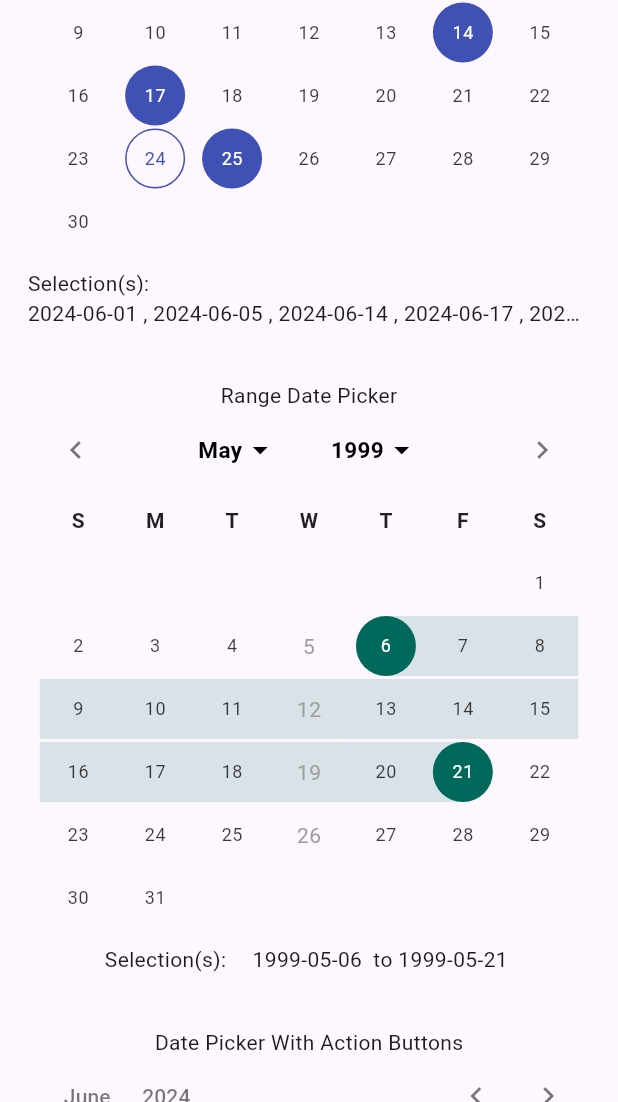
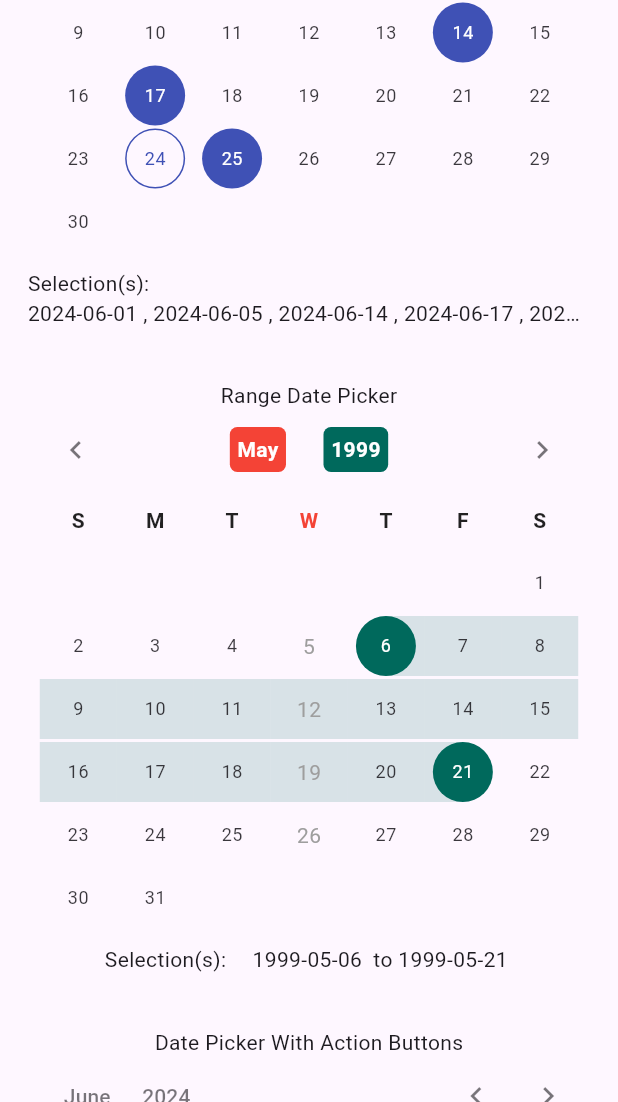
Before and after one commit to theideasaler/calendar_date_picker2, a Flutter app: the screen it shows after launch, scrolled down 576 dp, on a phone screen of 412 x 824 dp, the part 134-1236 px from its top. Run offline on Flutter 3.47's test engine with Material 3 defaults, Android fonts, the phone set to English and light mode, and no system bars.

Commit message:
feat: add weekdayLabelBuilder & modePickerBuilder

```diff
--- a/example/lib/main.dart
+++ b/example/lib/main.dart
@@ -488,6 +488,14 @@ class _MyHomePageState extends State<MyHomePage> {
       ),
       centerAlignModePicker: true,
       useAbbrLabelForMonthModePicker: true,
+      modePickerTextHandler: ({required monthDate, isMonthPicker}) {
+        if (isMonthPicker ?? false) {
+          // Custom month picker text
+          return '${getLocaleShortMonthFormat(const Locale('en')).format(monthDate)} C';
+        }
+
+        return null;
+      },
       firstDate: DateTime(DateTime.now().year - 2, DateTime.now().month - 1,
           DateTime.now().day - 5),
       lastDate: DateTime(DateTime.now().year + 3, DateTime.now().month + 2,
@@ -715,6 +723,42 @@ class _MyHomePageState extends State<MyHomePage> {
         fontWeight: FontWeight.bold,
       ),
       dynamicCalendarRows: true,
+      modePickerBuilder: ({required monthDate, isMonthPicker}) {
+        return Center(
+          child: Container(
+            padding: const EdgeInsets.all(5),
+            margin: const EdgeInsets.symmetric(horizontal: 5),
+            decoration: BoxDecoration(
+              color: isMonthPicker == true ? Colors.red : Colors.teal[800],
+              borderRadius: BorderRadius.circular(5),
+            ),
+            child: Text(
+              isMonthPicker == true
+                  ? getLocaleShortMonthFormat(const Locale('en'))
+                      .format(monthDate)
+                  : monthDate.year.toString(),
+              style: const TextStyle(
+                color: Colors.white,
+                fontWeight: FontWeight.bold,
+              ),
+            ),
+          ),
+        );
+      },
+      weekdayLabelBuilder: ({required weekday, isScrollViewTopHeader}) {
+        if (weekday == DateTime.wednesday) {
+          return const Center(
+            child: Text(
+              'W',
+              style: TextStyle(
+                color: Colors.red,
+                fontWeight: FontWeight.bold,
+              ),
+            ),
+          );
+        }
+        return null;
+      },
       disabledDayTextStyle:
           const TextStyle(color: Colors.grey, fontWeight: FontWeight.w400),
       selectableDayPredicate: (day) {
@@ -787,6 +831,27 @@ class _MyHomePageState extends State<MyHomePage> {
         fontWeight: FontWeight.bold,
       ),
       dynamicCalendarRows: true,
+      weekdayLabelBuilder: ({required weekday, isScrollViewTopHeader}) {
+        if (weekday == DateTime.wednesday && isScrollViewTopHeader != true) {
+          return const Center(
+            child: Text(
+              'W',
+              style: TextStyle(
+                color: Colors.red,
+                fontWeight: FontWeight.bold,
+              ),
+            ),
+          );
+        }
+        return null;
+      },
+      modePickerTextHandler: ({required monthDate, isMonthPicker}) {
+        if (isMonthPicker ?? false) {
+          return '${getLocaleShortMonthFormat(const Locale('en')).format(monthDate)} New';
+        }
+
+        return null;
+      },
       disabledDayTextStyle:
           const TextStyle(color: Colors.grey, fontWeight: FontWeight.w400),
       selectableDayPredicate: (day) {
--- a/lib/src/models/calendar_date_picker2_config.dart
+++ b/lib/src/models/calendar_date_picker2_config.dart
@@ -31,9 +31,10 @@ enum CalendarDatePicker2Mode {
   scroll,
 }
 
-/// Predicate to determine the text style for a day.
-typedef CalendarDayTextStylePredicate = TextStyle? Function({
-  required DateTime date,
+/// Custom builder for the weekday label widget
+typedef CalendarWeekdayLabelBuilder = Widget? Function({
+  required int weekday,
+  bool? isScrollViewTopHeader,
 });
 
 /// Custom builder for the day widget
@@ -66,17 +67,29 @@ typedef CalendarMonthBuilder = Widget? Function({
   bool? isCurrentMonth,
 });
 
-/// Handler for the text displayed in the mode picker
-typedef CalendarModePickerTextHandler = String? Function({
-  required DateTime monthDate,
-});
-
 /// Builder for the month and year in the scroll calendar view.
 typedef CalendarScrollViewMonthYearBuilder = Widget Function(
     DateTime monthDate);
 
+/// Builder for the mode picker widget
+///
+/// [isMonthPicker] will be true if function is called to build month picker
+typedef CalendarModePickerBuilder = Widget? Function(
+    {required DateTime monthDate, bool? isMonthPicker});
+
+/// Handler for the text displayed in the mode picker
+///
+/// [isMonthPicker] will be true if function is called for month picker text
+typedef CalendarModePickerTextHandler = String? Function(
+    {required DateTime monthDate, bool? isMonthPicker});
+
 /// Callback for the scroll calendar view on scrolling
-typedef CalendarScrollViewOnScrolling = Widget Function(double offset);
+typedef CalendarScrollViewOnScrolling = void Function(double offset);
+
+/// Predicate to determine the text style for a day.
+typedef CalendarDayTextStylePredicate = TextStyle? Function({
+  required DateTime date,
+});
 
 /// Predicate to determine whether a day should be selectable.
 typedef CalendarSelectableDayPredicate = bool Function(DateTime day);
@@ -97,6 +110,7 @@ class CalendarDatePicker2Config {
     CalendarDatePicker2Mode? calendarViewMode,
     this.weekdayLabels,
     this.weekdayLabelTextStyle,
+    this.weekdayLabelBuilder,
     this.firstDayOfWeek,
     this.controlsHeight,
     this.lastMonthIcon,
@@ -130,6 +144,7 @@ class CalendarDatePicker2Config {
     this.centerAlignModePicker,
     this.customModePickerIcon,
     this.modePickerTextHandler,
+    this.modePickerBuilder,
     this.selectedRangeDayTextStyle,
     this.rangeBidirectional,
     this.calendarViewScrollPhysics,
@@ -181,6 +196,9 @@ class CalendarDatePicker2Config {
 
   /// Custom text style for weekday labels
   final TextStyle? weekdayLabelTextStyle;
+
+  /// Function to provide full control over weekday label widget
+  final CalendarWeekdayLabelBuilder? weekdayLabelBuilder;
 
   /// Index of the first day of week, where 0 points to Sunday, and 6 points to Saturday.
   final int? firstDayOfWeek;
@@ -285,6 +303,9 @@ class CalendarDatePicker2Config {
   /// Function to control mode picker displayed text
   final CalendarModePickerTextHandler? modePickerTextHandler;
 
+  /// Custom builder for the mode picker widget
+  final CalendarModePickerBuilder? modePickerBuilder;
+
   /// Whether the range selection can be also made in reverse-chronological order.
   /// Only applicable when [calendarType] is [CalendarDatePicker2Type.range].
   final bool? rangeBidirectional;
@@ -351,6 +372,7 @@ class CalendarDatePicker2Config {
     CalendarDatePicker2Mode? calendarViewMode,
     List<String>? weekdayLabels,
     TextStyle? weekdayLabelTextStyle,
+    CalendarWeekdayLabelBuilder? weekdayLabelBuilder,
     int? firstDayOfWeek,
     double? controlsHeight,
     Widget? lastMonthIcon,
@@ -385,6 +407,7 @@ class CalendarDatePicker2Config {
     bool? centerAlignModePicker,
     Widget? customModePickerIcon,
     CalendarModePickerTextHandler? modePickerTextHandler,
+    CalendarModePickerBuilder? modePickerBuilder,
     bool? rangeBidirectional,
     ScrollPhysics? calendarViewScrollPhysics,
     Color? daySplashColor,
@@ -413,6 +436,7 @@ class CalendarDatePicker2Config {
       weekdayLabels: weekdayLabels ?? this.weekdayLabels,
       weekdayLabelTextStyle:
           weekdayLabelTextStyle ?? this.weekdayLabelTextStyle,
+      weekdayLabelBuilder: weekdayLabelBuilder ?? this.weekdayLabelBuilder,
       firstDayOfWeek: firstDayOfWeek ?? this.firstDayOfWeek,
       controlsHeight: controlsHeight ?? this.controlsHeight,
       lastMonthIcon: lastMonthIcon ?? this.lastMonthIcon,
@@ -459,6 +483,7 @@ class CalendarDatePicker2Config {
       customModePickerIcon: customModePickerIcon ?? this.customModePickerIcon,
       modePickerTextHandler:
           modePickerTextHandler ?? this.modePickerTextHandler,
+      modePickerBuilder: modePickerBuilder ?? this.modePickerBuilder,
       rangeBidirectional: rangeBidirectional ?? this.rangeBidirectional,
       calendarViewScrollPhysics:
           calendarViewScrollPhysics ?? this.calendarViewScrollPhysics,
@@ -504,6 +529,7 @@ class CalendarDatePicker2WithActionButtonsConfig
     CalendarDatePicker2Mode? calendarViewMode,
     List<String>? weekdayLabels,
     TextStyle? weekdayLabelTextStyle,
+    CalendarWeekdayLabelBuilder? weekdayLabelBuilder,
     int? firstDayOfWeek,
     double? controlsHeight,
     Widget? lastMonthIcon,
@@ -538,6 +564,7 @@ class CalendarDatePicker2WithActionButtonsConfig
     bool? centerAlignModePicker,
     Widget? customModePickerIcon,
     CalendarModePickerTextHandler? modePickerTextHandler,
+    CalendarModePickerBuilder? modePickerBuilder,
     bool? rangeBidirectional,
     ScrollPhysics? calendarViewScrollPhysics,
     Color? daySplashColor,
@@ -573,6 +600,7 @@ class CalendarDatePicker2WithActionButtonsConfig
           calendarViewMode: calendarViewMode,
           weekdayLabels: weekdayLabels,
           weekdayLabelTextStyle: weekdayLabelTextStyle,
+          weekdayLabelBuilder: weekdayLabelBuilder,
           firstDayOfWeek: firstDayOfWeek,
           controlsHeight: controlsHeight,
           lastMonthIcon: lastMonthIcon,
@@ -607,6 +635,7 @@ class CalendarDatePicker2WithActionButtonsConfig
           centerAlignModePicker: centerAlignModePicker,
           customModePickerIcon: customModePickerIcon,
           modePickerTextHandler: modePickerTextHandler,
+          modePickerBuilder: modePickerBuilder,
           rangeBidirectional: rangeBidirectional,
           calendarViewScrollPhysics: calendarViewScrollPhysics,
           daySplashColor: daySplashColor,
@@ -663,6 +692,7 @@ class CalendarDatePicker2WithActionButtonsConfig
     CalendarDatePicker2Mode? calendarViewMode,
     List<String>? weekdayLabels,
     TextStyle? weekdayLabelTextStyle,
+    CalendarWeekdayLabelBuilder? weekdayLabelBuilder,
     int? firstDayOfWeek,
     double? controlsHeight,
     Widget? lastMonthIcon,
@@ -697,6 +727,7 @@ class CalendarDatePicker2WithActionButtonsConfig
     bool? centerAlignModePicker,
     Widget? customModePickerIcon,
     CalendarModePickerTextHandler? modePickerTextHandler,
+    CalendarModePickerBuilder? modePickerBuilder,
     double? gapBetweenCalendarAndButtons,
     TextStyle? cancelButtonTextStyle,
     Widget? cancelButton,
@@ -734,6 +765,7 @@ class CalendarDatePicker2WithActionButtonsConfig
       weekdayLabels: weekdayLabels ?? this.weekdayLabels,
       weekdayLabelTextStyle:
           weekdayLabelTextStyle ?? this.weekdayLabelTextStyle,
+      weekdayLabelBuilder: weekdayLabelBuilder ?? this.weekdayLabelBuilder,
       firstDayOfWeek: firstDayOfWeek ?? this.firstDayOfWeek,
       controlsHeight: controlsHeight ?? this.controlsHeight,
       lastMonthIcon: lastMonthIcon ?? this.lastMonthIcon,
@@ -780,6 +812,7 @@ class CalendarDatePicker2WithActionButtonsConfig
       customModePickerIcon: customModePickerIcon ?? this.customModePickerIcon,
       modePickerTextHandler:
           modePickerTextHandler ?? this.modePickerTextHandler,
+      modePickerBuilder: modePickerBuilder ?? this.modePickerBuilder,
       rangeBidirectional: rangeBidirectional ?? this.rangeBidirectional,
       gapBetweenCalendarAndButtons:
           gapBetweenCalendarAndButtons ?? this.gapBetweenCalendarAndButtons,
--- a/lib/src/widgets/_impl/_calendar_scroll_view.dart
+++ b/lib/src/widgets/_impl/_calendar_scroll_view.dart
@@ -398,12 +398,14 @@ class _CalendarScrollViewHeader extends StatelessWidget {
       final String weekday = weekdays[i];
       result.add(ExcludeSemantics(
         child: Center(
-          child: Text(
-            weekday,
-            style: config.scrollViewTopHeaderTextStyle ??
-                config.weekdayLabelTextStyle ??
-                headerStyle,
-          ),
+          child: config.weekdayLabelBuilder
+                  ?.call(weekday: i, isScrollViewTopHeader: true) ??
+              Text(
+                weekday,
+                style: config.scrollViewTopHeaderTextStyle ??
+                    config.weekdayLabelTextStyle ??
+                    headerStyle,
+              ),
         ),
       ));
       if (i == (firstDayOfWeek - 1) % 7) break;
--- a/lib/src/widgets/_impl/_date_picker_mode_toggle_button.dart
+++ b/lib/src/widgets/_impl/_date_picker_mode_toggle_button.dart
@@ -158,9 +158,11 @@ class _DatePickerModeToggleButtonState
                     onTap: widget.config.disableModePicker == true
                         ? null
                         : widget.onYearPressed,
-                    child: Padding(
-                      padding:
-                          EdgeInsets.symmetric(horizontal: horizontalPadding),
+                    child: widget.config.modePickerBuilder
+                            ?.call(monthDate: widget.monthDate) ??
+                        Padding(
+                          padding: EdgeInsets.symmetric(
+                              horizontal: horizontalPadding),
                           child: Row(
                             mainAxisAlignment: modePickerMainAxisAlignment,
                             children: <Widget>[
@@ -207,17 +209,26 @@ class _DatePickerModeToggleButtonState
                         onTap: widget.config.disableModePicker == true
                             ? null
                             : widget.onMonthPressed,
-                        child: Padding(
+                        child: widget.config.modePickerBuilder?.call(
+                              monthDate: widget.monthDate,
+                              isMonthPicker: true,
+                            ) ??
+                            Padding(
                               padding: EdgeInsets.symmetric(
                                   horizontal: horizontalPadding),
                               child: Row(
                                 mainAxisAlignment: modePickerMainAxisAlignment,
                                 children: <Widget>[
                                   Text(
+                                    widget.config.modePickerTextHandler?.call(
+                                          monthDate: widget.monthDate,
+                                          isMonthPicker: true,
+                                        ) ??
                                         (widget.config.useAbbrLabelForMonthModePicker ==
                                                         true
                                                     ? getLocaleShortMonthFormat
-                                        : getLocaleFullMonthFormat)(_locale)
+                                                    : getLocaleFullMonthFormat)(
+                                                _locale)
                                             .format(widget.monthDate),
                                     overflow: TextOverflow.ellipsis,
                                     style: controlTextStyle,
@@ -249,14 +260,19 @@ class _DatePickerModeToggleButtonState
                         onTap: widget.config.disableModePicker == true
                             ? null
                             : widget.onYearPressed,
-                        child: Padding(
+                        child: widget.config.modePickerBuilder
+                                ?.call(monthDate: widget.monthDate) ??
+                            Padding(
                               padding: EdgeInsets.symmetric(
                                   horizontal: horizontalPadding),
                               child: Row(
                                 mainAxisAlignment: modePickerMainAxisAlignment,
                                 children: <Widget>[
                                   Text(
-                                _localizations.formatYear(widget.monthDate),
+                                    widget.config.modePickerTextHandler?.call(
+                                            monthDate: widget.monthDate) ??
+                                        _localizations
+                                            .formatYear(widget.monthDate),
                                     overflow: TextOverflow.ellipsis,
                                     style: controlTextStyle,
                                   ),
--- a/lib/src/widgets/_impl/_day_picker.dart
+++ b/lib/src/widgets/_impl/_day_picker.dart
@@ -101,12 +101,13 @@ class _DayPickerState extends State<_DayPicker> {
     for (int i = firstDayOfWeek; true; i = (i + 1) % 7) {
       final String weekday = weekdays[i];
       result.add(ExcludeSemantics(
-        child: Center(
-          child: Text(
-            weekday,
-            style: widget.config.weekdayLabelTextStyle ?? headerStyle,
-          ),
-        ),
+        child: widget.config.weekdayLabelBuilder?.call(weekday: i) ??
+            Center(
+              child: Text(
+                weekday,
+                style: widget.config.weekdayLabelTextStyle ?? headerStyle,
+              ),
+            ),
       ));
       if (i == (firstDayOfWeek - 1) % 7) break;
     }
```
Also changed, not shown: 1 other file. Lines whose indentation alone changed are shown as unchanged.
